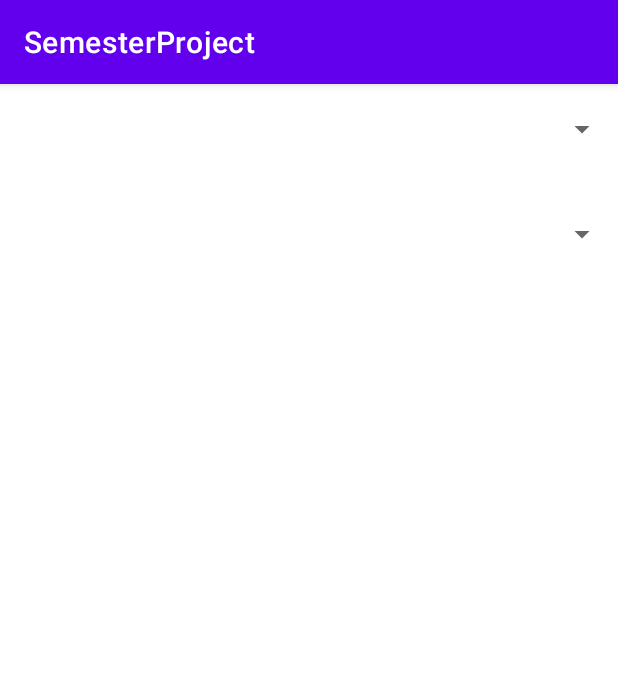
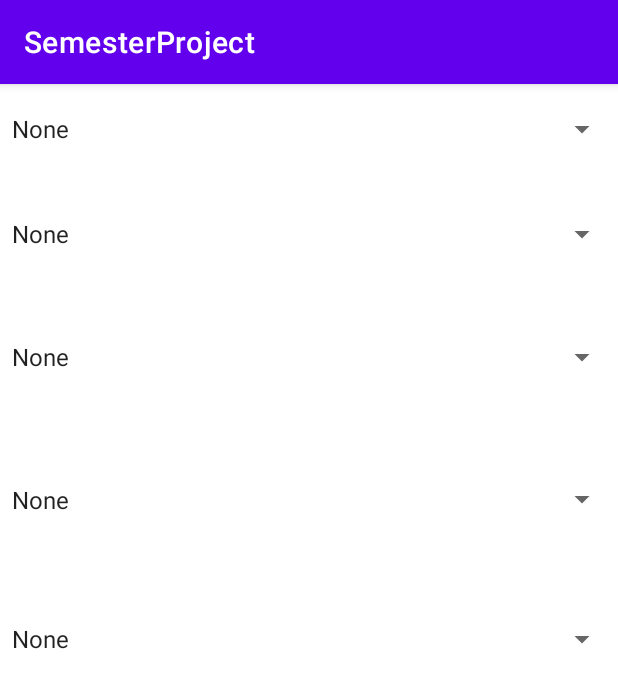
Before and after one commit to Double-Bonus/AppEmbeddedProjects, an Android app: the ResistanceFragment screen opened through its navigation route, on a phone screen of 412 x 824 dp. Shown: the top 688 px of the screen. Run offline under Robolectric (Android 15) with nearby library versions, the phone set to English and light mode, and no system bars.

Commit message:
Working spinners

```diff
--- a/app/src/main/java/com/example/semesterproject/ResistanceFragment.kt
+++ b/app/src/main/java/com/example/semesterproject/ResistanceFragment.kt
@@ -5,6 +5,8 @@ import androidx.fragment.app.Fragment
 import android.view.LayoutInflater
 import android.view.View
 import android.view.ViewGroup
+import android.widget.ArrayAdapter
+import android.widget.Spinner
 
 
 /**
@@ -19,8 +21,35 @@ class ResistanceFragment : Fragment() {
         savedInstanceState: Bundle?
     ): View? {
         // Inflate the layout for this fragment
-        return inflater.inflate(R.layout.fragment_resistance,
+        val view: View =  inflater.inflate(R.layout.fragment_resistance,
             container, false)
+
+        val spinner: Spinner = view.findViewById(R.id.spin_firstBand)
+        val spinner2: Spinner = view.findViewById(R.id.spin_secondBand)
+        val spinner3: Spinner = view.findViewById(R.id.spin_thirdBand)
+        val spinner4: Spinner = view.findViewById(R.id.spin_fourthBand)
+        val spinner5: Spinner = view.findViewById(R.id.spin_fifthBand)
+
+        // Create an ArrayAdapter using the string array and a default spinner layout
+        ArrayAdapter.createFromResource(
+            this.requireContext(),
+        R.array.resistor_color,
+        android.R.layout.simple_spinner_item
+        ).also { adapter ->
+            // Specify the layout to use when the list of choices appears
+            adapter.setDropDownViewResource(android.R.layout.simple_spinner_dropdown_item)
+            // Apply the adapter to the spinner
+            spinner.adapter = adapter
+            spinner2.adapter = adapter
+            spinner3.adapter = adapter
+            spinner4.adapter = adapter
+            spinner5.adapter = adapter
+        }
+
+
+
+        return view
     }
 
+
 }
--- a/app/src/main/res/layout/fragment_resistance.xml
+++ b/app/src/main/res/layout/fragment_resistance.xml
@@ -8,7 +8,7 @@
     tools:context=".ResistanceFragment" >
 
     <Spinner
-        android:id="@+id/static_spinner"
+        android:id="@+id/spin_firstBand"
         android:layout_width="match_parent"
         android:layout_height="60dp"
         app:layout_constraintEnd_toEndOf="parent"
@@ -17,10 +17,34 @@
         app:layout_constraintTop_toTopOf="parent" />
 
     <Spinner
-        android:id="@+id/dynamic_spinner"
+        android:id="@+id/spin_secondBand"
         android:layout_width="0dp"
         android:layout_height="80dp"
         app:layout_constraintEnd_toEndOf="parent"
         app:layout_constraintStart_toStartOf="parent"
-        app:layout_constraintTop_toBottomOf="@+id/static_spinner" />
+        app:layout_constraintTop_toBottomOf="@+id/spin_firstBand" />
+
+    <Spinner
+        android:id="@+id/spin_thirdBand"
+        android:layout_width="0dp"
+        android:layout_height="84dp"
+        app:layout_constraintEnd_toEndOf="parent"
+        app:layout_constraintStart_toStartOf="parent"
+        app:layout_constraintTop_toBottomOf="@+id/spin_secondBand" />
+
+    <Spinner
+        android:id="@+id/spin_fourthBand"
+        android:layout_width="0dp"
+        android:layout_height="106dp"
+        app:layout_constraintEnd_toEndOf="parent"
+        app:layout_constraintStart_toStartOf="parent"
+        app:layout_constraintTop_toBottomOf="@+id/spin_thirdBand" />
+
+    <Spinner
+        android:id="@+id/spin_fifthBand"
+        android:layout_width="0dp"
+        android:layout_height="80dp"
+        app:layout_constraintEnd_toEndOf="parent"
+        app:layout_constraintStart_toStartOf="parent"
+        app:layout_constraintTop_toBottomOf="@+id/spin_fourthBand" />
 </androidx.constraintlayout.widget.ConstraintLayout>
--- a/app/src/main/res/values/strings.xml
+++ b/app/src/main/res/values/strings.xml
@@ -2,4 +2,23 @@
     <string name="app_name">SemesterProject</string>
     <!-- TODO: Remove or change this placeholder text -->
     <string name="hello_blank_fragment">Hello blank fragment</string>
+
+    <string-array name="resistor_color">
+        <item>None</item>
+        <item>Black</item>
+        <item>Brown</item>
+        <item>Red</item>
+        <item>Orange</item>
+        <item>Yellow</item>
+        <item>Green</item>
+        <item>Blue</item>
+        <item>Violet</item>
+        <item>Grey</item>
+        <item>White</item>
+        <item>Gold</item>
+        <item>Silver</item>
+    </string-array>
+
+
+
 </resources>
```
